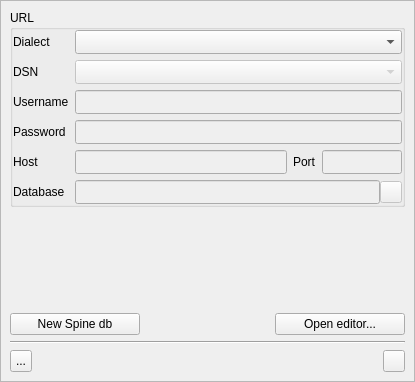
The window that spine_items/data_store/ui/data_store_properties.ui (spine-tools/spine-items) describes before a commit, drawn with Qt 5.
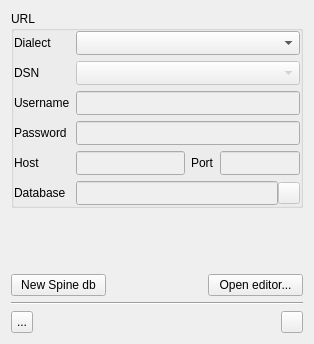
The same window after the commit. Icons and pictures are not drawn. Custom widgets are drawn as their Qt base class.

Commit message:
Add option to paint icon in the background of properties widget
This is to help identifying the properties widget.

The edit to the form file:
```diff
--- a/spine_items/data_store/ui/data_store_properties.ui
+++ b/spine_items/data_store/ui/data_store_properties.ui
@@ -18,44 +18,14 @@
    <rect>
     <x>0</x>
     <y>0</y>
-    <width>415</width>
-    <height>382</height>
+    <width>314</width>
+    <height>344</height>
    </rect>
   </property>
   <property name="windowTitle">
    <string>Form</string>
   </property>
   <layout class="QVBoxLayout" name="verticalLayout">
-   <property name="spacing">
-    <number>0</number>
-   </property>
-   <property name="leftMargin">
-    <number>0</number>
-   </property>
-   <property name="topMargin">
-    <number>0</number>
-   </property>
-   <property name="rightMargin">
-    <number>0</number>
-   </property>
-   <property name="bottomMargin">
-    <number>0</number>
-   </property>
-   <item>
-    <widget class="QScrollArea" name="scrollArea_5">
-     <property name="widgetResizable">
-      <bool>true</bool>
-     </property>
-     <widget class="QWidget" name="scrollAreaWidgetContents_7">
-      <property name="geometry">
-       <rect>
-        <x>0</x>
-        <y>0</y>
-        <width>413</width>
-        <height>380</height>
-       </rect>
-      </property>
-      <layout class="QVBoxLayout" name="verticalLayout_25">
        <item>
         <widget class="QGroupBox" name="groupBox_3">
          <property name="title">
@@ -656,10 +626,6 @@
        </item>
       </layout>
      </widget>
-    </widget>
-   </item>
-  </layout>
- </widget>
  <customwidgets>
   <customwidget>
    <class>PropertyQLineEdit</class>
```
Left out of the diff: 1 changed line with no effect on the pictures. Lines whose indentation alone changed are shown as unchanged. The commit also changes 29 other files.
